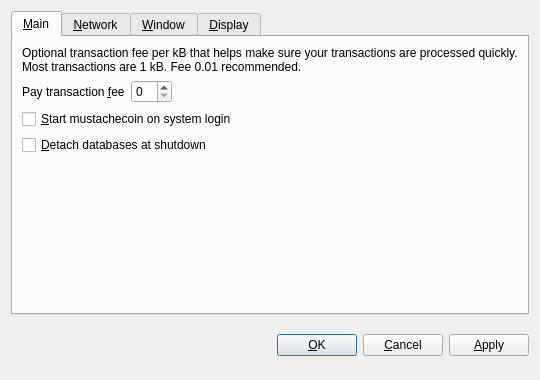
This is src/qt/forms/optionsdialog.ui in tuaris/mustachecoin as Qt 5 draws it before an edit. The edited form follows.
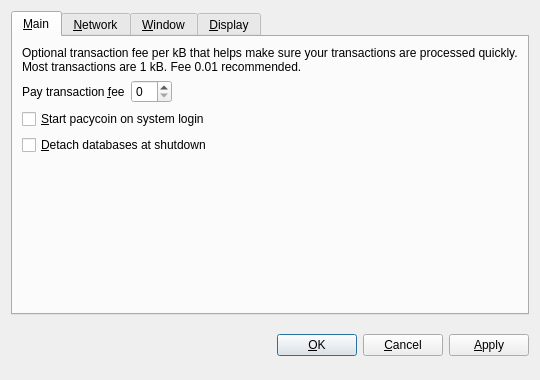
This is the edited form. The open tabs and pages were chosen to show the change. Custom widgets are drawn as their Qt base class.

Diff of the .ui file:
```diff
--- a/src/qt/forms/optionsdialog.ui
+++ b/src/qt/forms/optionsdialog.ui
@@ -82,7 +82,7 @@
           <string>Automatically start mustachecoin after logging in to the system.</string>
          </property>
          <property name="text">
-          <string>&amp;Start mustachecoin on system login</string>
+          <string>&amp;Start pacycoin on system login</string>
          </property>
         </widget>
        </item>
```
Left out of the diff: 10 changed lines with no effect on the pictures.
